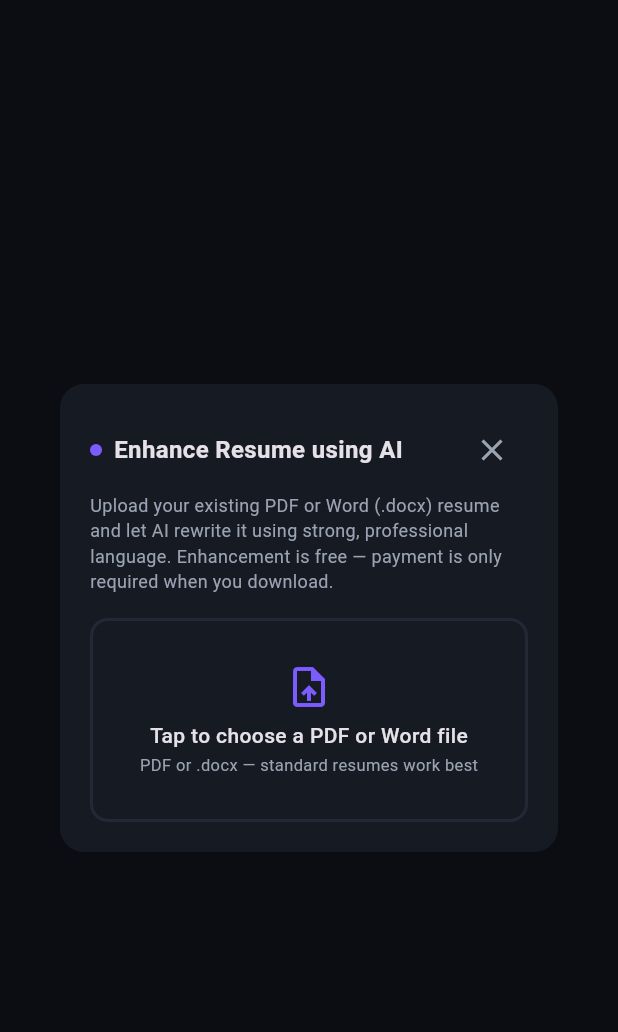
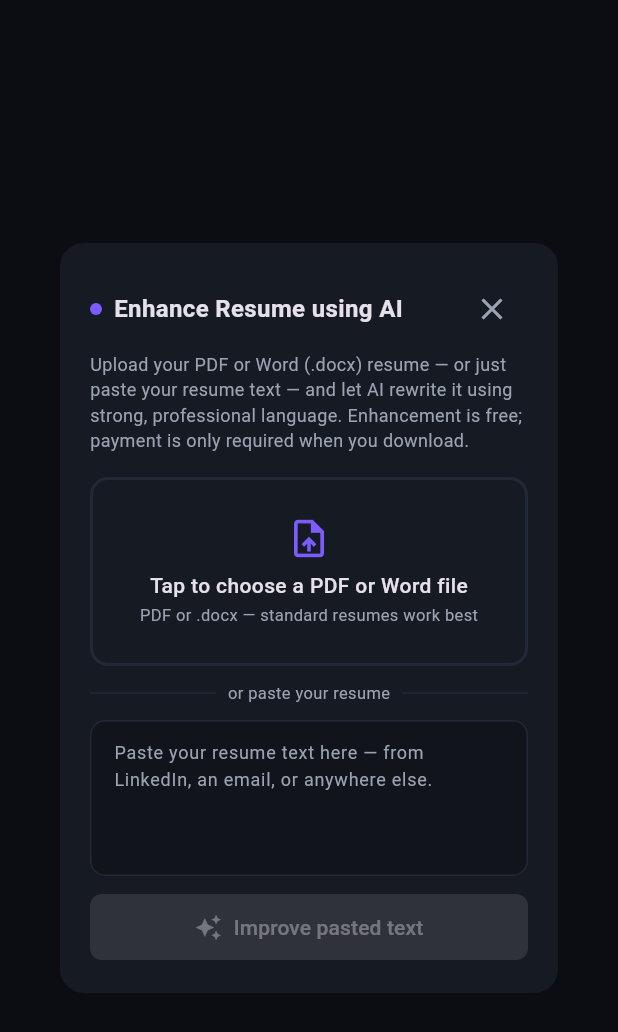
Before and after one commit to Neelam735/airesumebuilder, a Flutter app: the EnhanceDialog widget shown alone on an empty page, opened directly with empty values, after a tap on "Tap to choose a PDF or Word file", on a phone screen of 412 x 824 dp. Shown: the top 1032 px of the screen. Run offline on Flutter 3.47's test engine with Material 3 defaults, Android fonts, the phone set to English and light mode, and no system bars; our stand-ins replace file_picker, in_app_purchase, pdf, printing, share_plus, shared_preferences; missing offline and left inert: syncfusion_flutter_pdf; accounts and stored records are empty; network calls fail.

Commit message:
feat: let users paste resume text, accept cloud files, and log picker drop-off
Users were tapping Enhance but not uploading. Three changes address the
likely causes and make the remaining drop-off measurable.

Paste instead of upload: many people simply have no resume file on their
phone. The dialog now takes pasted text from LinkedIn, an email or a note,
so the feature no longer requires a file at all. The dialog scrolls, since
the paste field raises the keyboard on smaller screens.

Cloud files now work: the picker ran with withData:false, so a file chosen
from Google Drive or Gmail came back with a null path and the pick returned
silently - the user tapped their resume and nothing happened, with nothing
logged. It now requests the bytes, falls back to reading the path, and shows
a real message if neither is available.

The picker also no longer offers .doc, which extraction rejects outright, so
people can no longer select a file guaranteed to fail. Mis-labelled files
still work via magic-byte sniffing.

New events enhance_picker_cancelled and enhance_pick_unreadable separate "no
resume on this phone" from "the pick failed", which previously looked
identical in the logs. enhance_started now reports "pasted" for the new path.

Co-Authored-By: Claude Opus 5 <noreply@anthropic.com>
Claude-Session: https://claude.ai/code/session_016pWyv3MFESErCertRyGpLs

```diff
--- a/mobile/lib/services/document_extract.dart
+++ b/mobile/lib/services/document_extract.dart
@@ -19,6 +19,12 @@ import 'pdf_extract.dart';
 class DocumentExtract {
   /// Extensions we advertise to the file picker.
   static const List<String> allowedExtensions = ['pdf', 'docx', 'doc'];
+
+  /// Extensions offered in the file picker. Legacy .doc is deliberately absent:
+  /// it is not an OpenXML/ZIP file and extraction rejects it, so listing it
+  /// would only let people select a file guaranteed to fail. A mis-labelled
+  /// file still works, because extraction sniffs the magic bytes.
+  static const List<String> pickerExtensions = ['pdf', 'docx'];
 
   /// Reads [file], picks an extractor by extension, and returns clean text.
   /// Throws with a user-friendly message on unsupported/empty input.
--- a/mobile/lib/widgets/enhance_dialog.dart
+++ b/mobile/lib/widgets/enhance_dialog.dart
@@ -1,5 +1,6 @@
 import 'dart:async';
 import 'dart:io';
+import 'dart:typed_data';
 
 import 'package:file_picker/file_picker.dart';
 import 'package:flutter/material.dart';
@@ -33,11 +34,13 @@ class _EnhanceDialogState extends State<EnhanceDialog> {
   double _progress = 0; // 0..1 shown as a percentage while enhancing
   Timer? _ticker;
   Timer? _autoClose;
+  final TextEditingController _pasted = TextEditingController();
 
   @override
   void dispose() {
     _ticker?.cancel();
     _autoClose?.cancel();
+    _pasted.dispose();
     super.dispose();
   }
 
@@ -92,17 +95,44 @@ class _EnhanceDialogState extends State<EnhanceDialog> {
   Future<void> _pickAndProcess() async {
     final result = await FilePicker.platform.pickFiles(
       type: FileType.custom,
-      allowedExtensions: DocumentExtract.allowedExtensions,
+      allowedExtensions: DocumentExtract.pickerExtensions,
       allowMultiple: false,
-      withData: false,
+      // Also load the bytes. A file chosen from Google Drive, Gmail or another
+      // cloud provider has no local path, and without the bytes the pick used
+      // to fail silently — the user tapped their resume and nothing happened.
+      withData: true,
     );
-    if (result == null || result.files.isEmpty) return;
-    final path = result.files.single.path;
-    if (path == null) return;
+    if (result == null || result.files.isEmpty) {
+      // Backed out of the picker: often "my resume isn't on this phone".
+      widget.analytics.log('enhance_picker_cancelled');
+      return;
+    }
 
-    final ext = path.contains('.') ? path.split('.').last.toLowerCase() : '';
-    widget.analytics.log('enhance_started', ext);
+    final picked = result.files.single;
+    final ext = picked.name.contains('.')
+        ? picked.name.split('.').last.toLowerCase()
+        : '';
 
+    Uint8List? bytes = picked.bytes;
+    if (bytes == null && picked.path != null) {
+      try {
+        bytes = await File(picked.path!).readAsBytes();
+      } catch (_) {
+        // Fall through to the unreadable branch below.
+      }
+    }
+    if (bytes == null || bytes.isEmpty) {
+      widget.analytics.log('enhance_pick_unreadable', ext);
+      setState(() {
+        _error = 'That file could not be read. If it is stored in Google Drive '
+            'or Gmail, download it to your phone first — or paste your resume '
+            'text instead.';
+        _stage = _Stage.error;
+      });
+      return;
+    }
+
+    widget.analytics.log('enhance_started', ext.isEmpty ? 'file' : ext);
     setState(() {
       _stage = _Stage.extracting;
       _error = null;
@@ -110,7 +140,46 @@ class _EnhanceDialogState extends State<EnhanceDialog> {
     });
     _startTicker();
     try {
-      final text = await DocumentExtract.fromFile(File(path));
+      final text = await DocumentExtract.fromBytes(
+        bytes,
+        extension: ext.isEmpty ? null : ext,
+      );
+      await _improve(text);
+    } catch (e) {
+      _fail(e);
+    }
+  }
+
+  /// Enhance resume text the user pasted, so someone whose resume isn't on
+  /// their phone can still use the feature.
+  Future<void> _processPastedText() async {
+    final text = _pasted.text.trim();
+    if (text.length < 40) {
+      setState(() {
+        _error = 'Please paste a bit more of your resume so the AI has '
+            'something to work with.';
+        _stage = _Stage.error;
+      });
+      return;
+    }
+    widget.analytics.log('enhance_started', 'pasted');
+    setState(() {
+      _stage = _Stage.extracting;
+      _error = null;
+      _progress = 0.02;
+    });
+    _startTicker();
+    try {
+      await _improve(text);
+    } catch (e) {
+      _fail(e);
+    }
+  }
+
+  /// Shared tail of both flows: send the text for AI rewriting and merge the
+  /// result back into the form.
+  Future<void> _improve(String text) async {
+    if (!mounted) return;
     setState(() => _stage = _Stage.improving);
 
     final response = await widget.api.parseResume(
@@ -119,11 +188,10 @@ class _EnhanceDialogState extends State<EnhanceDialog> {
     );
     final improved = (response['resume'] as Map<String, dynamic>?) ?? {};
 
+    if (!mounted) return;
     setState(() => _stage = _Stage.filling);
-      if (!mounted) return;
     final provider = context.read<ResumeProvider>();
-      final next = _mergeAi(provider.data, improved);
-      provider.replaceAll(next);
+    provider.replaceAll(_mergeAi(provider.data, improved));
     provider.markAiEnhanced();
 
     setState(() {
@@ -134,15 +202,17 @@ class _EnhanceDialogState extends State<EnhanceDialog> {
     widget.analytics.log('enhance_success');
     // Briefly show 100% / success, then auto-advance to the Preview tab.
     _autoClose = Timer(const Duration(milliseconds: 1100), () => _close(true));
-    } catch (e) {
+  }
+
+  void _fail(Object e) {
     _ticker?.cancel();
     final msg = e.toString().replaceFirst('Exception: ', '');
     widget.analytics.log('enhance_failed', msg);
+    if (!mounted) return;
     setState(() {
       _error = msg;
       _stage = _Stage.error;
     });
-    }
   }
 
   ResumeData _mergeAi(ResumeData current, Map<String, dynamic> ai) {
@@ -198,9 +268,11 @@ class _EnhanceDialogState extends State<EnhanceDialog> {
     return Dialog(
       backgroundColor: AppColors.card,
       shape: RoundedRectangleBorder(borderRadius: BorderRadius.circular(16)),
+      // Scrollable: the paste field brings up the keyboard, which can leave
+      // less height than the dialog needs on smaller phones.
       child: ConstrainedBox(
         constraints: const BoxConstraints(maxWidth: 420),
-        child: Padding(
+        child: SingleChildScrollView(
           padding: const EdgeInsets.all(20),
           child: Column(
             mainAxisSize: MainAxisSize.min,
@@ -228,9 +300,10 @@ class _EnhanceDialogState extends State<EnhanceDialog> {
               ),
               const SizedBox(height: 4),
               const Text(
-                'Upload your existing PDF or Word (.docx) resume and let AI rewrite it '
-                'using strong, professional language. '
-                'Enhancement is free — payment is only required when you download.',
+                'Upload your PDF or Word (.docx) resume — or just paste your '
+                'resume text — and let AI rewrite it using strong, professional '
+                'language. Enhancement is free; payment is only required when '
+                'you download.',
                 style: TextStyle(color: AppColors.inkMuted, fontSize: 12),
               ),
               const SizedBox(height: 16),
@@ -289,18 +362,21 @@ class _EnhanceDialogState extends State<EnhanceDialog> {
   }
 
   Widget _uploadCta() {
-    return InkWell(
+    return Column(
+      crossAxisAlignment: CrossAxisAlignment.stretch,
+      children: [
+        InkWell(
           onTap: _pickAndProcess,
           borderRadius: BorderRadius.circular(12),
           child: Container(
-        padding: const EdgeInsets.symmetric(vertical: 28),
+            padding: const EdgeInsets.symmetric(vertical: 24),
             decoration: BoxDecoration(
               border: Border.all(color: AppColors.border, width: 2),
               borderRadius: BorderRadius.circular(12),
             ),
             child: const Column(
               children: [
-            Icon(Icons.upload_file, size: 32, color: AppColors.brand),
+                Icon(Icons.upload_file, size: 30, color: AppColors.brand),
                 SizedBox(height: 6),
                 Text('Tap to choose a PDF or Word file',
                     style: TextStyle(fontWeight: FontWeight.w500)),
@@ -310,6 +386,54 @@ class _EnhanceDialogState extends State<EnhanceDialog> {
               ],
             ),
           ),
+        ),
+
+        // Not everyone keeps a resume file on their phone. Pasting text lets
+        // them use the feature straight from LinkedIn, an email or a note.
+        const Padding(
+          padding: EdgeInsets.symmetric(vertical: 10),
+          child: Row(children: [
+            Expanded(child: Divider(color: AppColors.border)),
+            Padding(
+              padding: EdgeInsets.symmetric(horizontal: 8),
+              child: Text('or paste your resume',
+                  style: TextStyle(color: AppColors.inkMuted, fontSize: 11)),
+            ),
+            Expanded(child: Divider(color: AppColors.border)),
+          ]),
+        ),
+
+        TextField(
+          controller: _pasted,
+          maxLines: 5,
+          minLines: 4,
+          textCapitalization: TextCapitalization.sentences,
+          onChanged: (_) => setState(() {}), // enables/disables the button
+          decoration: InputDecoration(
+            hintText: 'Paste your resume text here — from LinkedIn, an email, '
+                'or anywhere else.',
+            hintStyle:
+                const TextStyle(color: AppColors.inkMuted, fontSize: 12),
+            border: OutlineInputBorder(
+              borderRadius: BorderRadius.circular(10),
+              borderSide: const BorderSide(color: AppColors.border),
+            ),
+            enabledBorder: OutlineInputBorder(
+              borderRadius: BorderRadius.circular(10),
+              borderSide: const BorderSide(color: AppColors.border),
+            ),
+            contentPadding: const EdgeInsets.all(12),
+          ),
+          style: const TextStyle(fontSize: 13),
+        ),
+        const SizedBox(height: 10),
+        ElevatedButton.icon(
+          onPressed:
+              _pasted.text.trim().isEmpty ? null : _processPastedText,
+          icon: const Icon(Icons.auto_awesome, size: 18),
+          label: const Text('Improve pasted text'),
+        ),
+      ],
     );
   }
 
```
Lines whose indentation alone changed are shown as unchanged.
